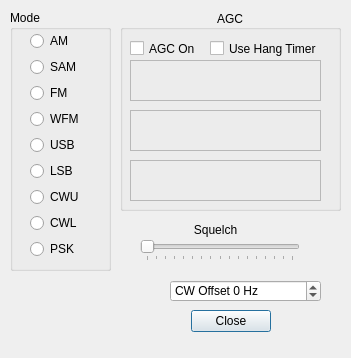
The window that winforms/demodsetupdlg.ui (rafael2k/CuteSDR) describes before a commit, drawn with Qt 5.
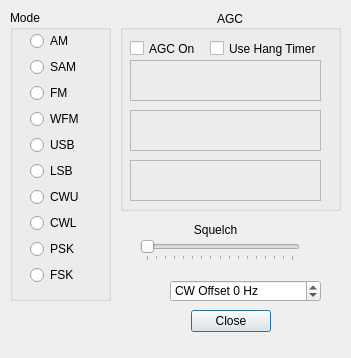
The same window after the commit. Custom widgets are drawn as their Qt base class.

```diff
--- a/winforms/demodsetupdlg.ui
+++ b/winforms/demodsetupdlg.ui
@@ -35,7 +35,7 @@
      <x>10</x>
      <y>10</y>
      <width>101</width>
-     <height>261</height>
+     <height>291</height>
     </rect>
    </property>
    <property name="title">
@@ -47,7 +47,7 @@
       <x>20</x>
       <y>21</y>
       <width>58</width>
-      <height>231</height>
+      <height>261</height>
      </rect>
     </property>
     <layout class="QVBoxLayout" name="verticalLayout">
@@ -114,6 +114,13 @@
        </property>
       </widget>
      </item>
+     <item>
+      <widget class="QRadioButton" name="FSKradioButton">
+       <property name="text">
+        <string>FSK</string>
+       </property>
+      </widget>
+     </item>
     </layout>
    </widget>
   </widget>
```
Left out of the diff: 32 changed lines with no effect on the pictures.
